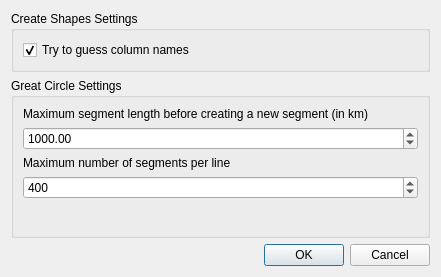
Before: the Qt Designer form settings.ui in NationalSecurityAgency/qgis-shapetools-plugin, drawn with Qt 5.
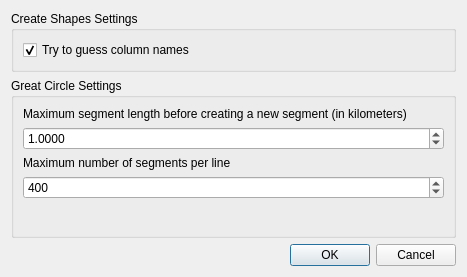
After: the same form once the commit is applied.

```diff
--- a/settings.ui
+++ b/settings.ui
@@ -6,7 +6,7 @@
    <rect>
     <x>0</x>
     <y>0</y>
-    <width>441</width>
+    <width>467</width>
     <height>277</height>
    </rect>
   </property>
@@ -45,17 +45,23 @@
       <item>
        <widget class="QLabel" name="label">
         <property name="text">
-         <string>Maximum segment length before creating a new segment (in km)</string>
+         <string>Maximum segment length before creating a new segment (in kilometers)</string>
         </property>
        </widget>
       </item>
       <item>
        <widget class="QDoubleSpinBox" name="segLengthSpinBox">
+        <property name="decimals">
+         <number>4</number>
+        </property>
+        <property name="minimum">
+         <double>0.010000000000000</double>
+        </property>
         <property name="maximum">
          <double>999999999.000000000000000</double>
         </property>
         <property name="value">
-         <double>1000.000000000000000</double>
+         <double>1.000000000000000</double>
         </property>
        </widget>
       </item>
```
